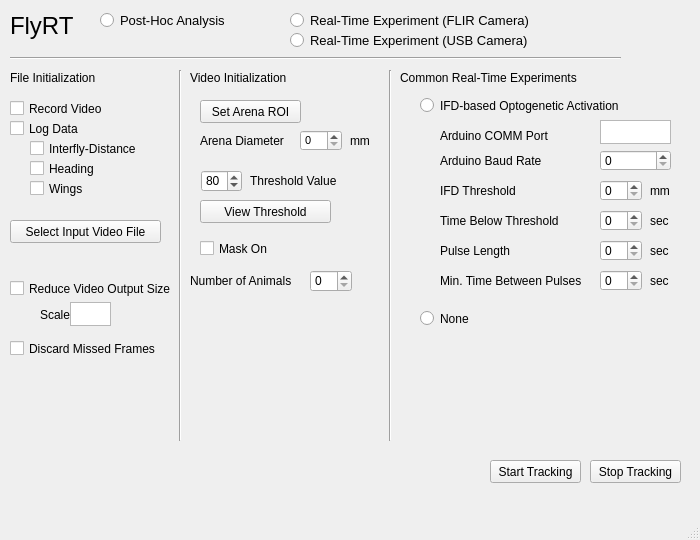
Above: FlyRT/FlyRT.ui from flybrains/FlyRT before the change. Below: the same form after it.
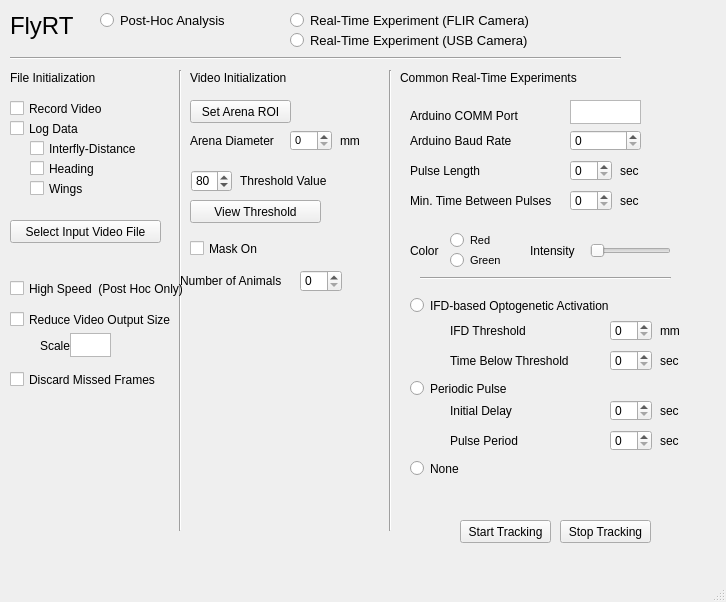
That is the form after the change.

Commit message: added periodic pulse arduino support

```diff
--- a/FlyRT/FlyRT.ui
+++ b/FlyRT/FlyRT.ui
@@ -6,8 +6,8 @@
    <rect>
     <x>0</x>
     <y>0</y>
-    <width>700</width>
-    <height>540</height>
+    <width>726</width>
+    <height>602</height>
    </rect>
   </property>
   <property name="sizePolicy">
@@ -35,7 +35,7 @@
    <widget class="QSpinBox" name="ThreshValueSpin">
     <property name="geometry">
      <rect>
-      <x>201</x>
+      <x>191</x>
       <y>170</y>
       <width>41</width>
       <height>22</height>
@@ -69,8 +69,8 @@
    <widget class="QPushButton" name="StartTrackingPB">
     <property name="geometry">
      <rect>
-      <x>490</x>
-      <y>460</y>
+      <x>460</x>
+      <y>520</y>
       <width>91</width>
       <height>23</height>
      </rect>
@@ -142,7 +142,7 @@
       <x>170</x>
       <y>70</y>
       <width>20</width>
-      <height>371</height>
+      <height>461</height>
      </rect>
     </property>
     <property name="orientation">
@@ -152,7 +152,7 @@
    <widget class="QLabel" name="label_2">
     <property name="geometry">
      <rect>
-      <x>250</x>
+      <x>240</x>
       <y>170</y>
       <width>131</width>
       <height>21</height>
@@ -171,7 +171,7 @@
    <widget class="QPushButton" name="SetArenaROIPB">
     <property name="geometry">
      <rect>
-      <x>200</x>
+      <x>190</x>
       <y>100</y>
       <width>101</width>
       <height>23</height>
@@ -190,7 +190,7 @@
    <widget class="QPushButton" name="ViewThresholdPB">
     <property name="geometry">
      <rect>
-      <x>200</x>
+      <x>190</x>
       <y>200</y>
       <width>131</width>
       <height>23</height>
@@ -228,8 +228,8 @@
    <widget class="QPushButton" name="StopTrackingPB">
     <property name="geometry">
      <rect>
-      <x>590</x>
-      <y>460</y>
+      <x>560</x>
+      <y>520</y>
       <width>91</width>
       <height>23</height>
      </rect>
@@ -363,7 +363,7 @@
     <property name="geometry">
      <rect>
       <x>420</x>
-      <y>100</y>
+      <y>110</y>
       <width>191</width>
       <height>16</height>
      </rect>
@@ -382,8 +382,8 @@
    <widget class="QRadioButton" name="IFDExperimentRadioButton">
     <property name="geometry">
      <rect>
-      <x>420</x>
-      <y>90</y>
+      <x>410</x>
+      <y>290</y>
       <width>211</width>
       <height>31</height>
      </rect>
@@ -404,8 +404,8 @@
    <widget class="QTextEdit" name="ArduinoCommText">
     <property name="geometry">
      <rect>
-      <x>600</x>
-      <y>120</y>
+      <x>570</x>
+      <y>100</y>
       <width>71</width>
       <height>24</height>
      </rect>
@@ -423,8 +423,8 @@
    <widget class="QSpinBox" name="baudRateSpin">
     <property name="geometry">
      <rect>
-      <x>600</x>
-      <y>150</y>
+      <x>570</x>
+      <y>130</y>
       <width>71</width>
       <height>21</height>
      </rect>
@@ -436,8 +436,8 @@
    <widget class="QLabel" name="ArduinoCommTextLabel">
     <property name="geometry">
      <rect>
-      <x>440</x>
-      <y>120</y>
+      <x>410</x>
+      <y>100</y>
       <width>151</width>
       <height>31</height>
      </rect>
@@ -449,8 +449,8 @@
    <widget class="QLabel" name="ArduinoBaudSpin">
     <property name="geometry">
      <rect>
-      <x>440</x>
-      <y>150</y>
+      <x>410</x>
+      <y>130</y>
       <width>101</width>
       <height>21</height>
      </rect>
@@ -462,7 +462,7 @@
    <widget class="QLabel" name="label_11">
     <property name="geometry">
      <rect>
-      <x>200</x>
+      <x>190</x>
       <y>130</y>
       <width>101</width>
       <height>21</height>
@@ -475,7 +475,7 @@
    <widget class="QSpinBox" name="ArenaDiameterSpin">
     <property name="geometry">
      <rect>
-      <x>300</x>
+      <x>290</x>
       <y>130</y>
       <width>42</width>
       <height>21</height>
@@ -535,8 +535,8 @@
    <widget class="QSpinBox" name="pulseLenSpin">
     <property name="geometry">
      <rect>
-      <x>600</x>
-      <y>240</y>
+      <x>570</x>
+      <y>160</y>
       <width>42</width>
       <height>21</height>
      </rect>
@@ -548,8 +548,8 @@
    <widget class="QLabel" name="ArduinoPulseSpin">
     <property name="geometry">
      <rect>
-      <x>440</x>
-      <y>240</y>
+      <x>410</x>
+      <y>160</y>
       <width>101</width>
       <height>21</height>
      </rect>
@@ -561,8 +561,8 @@
    <widget class="QLabel" name="label_13">
     <property name="geometry">
      <rect>
-      <x>650</x>
-      <y>240</y>
+      <x>620</x>
+      <y>160</y>
       <width>31</width>
       <height>21</height>
      </rect>
@@ -574,7 +574,7 @@
    <widget class="QLabel" name="label_14">
     <property name="geometry">
      <rect>
-      <x>350</x>
+      <x>340</x>
       <y>130</y>
       <width>31</width>
       <height>21</height>
@@ -587,8 +587,8 @@
    <widget class="QLabel" name="label_15">
     <property name="geometry">
      <rect>
-      <x>650</x>
-      <y>270</y>
+      <x>620</x>
+      <y>190</y>
       <width>31</width>
       <height>21</height>
      </rect>
@@ -600,8 +600,8 @@
    <widget class="QLabel" name="ArduinoPulseLockoutSpin">
     <property name="geometry">
      <rect>
-      <x>440</x>
-      <y>270</y>
+      <x>410</x>
+      <y>190</y>
       <width>161</width>
       <height>21</height>
      </rect>
@@ -613,8 +613,8 @@
    <widget class="QSpinBox" name="arduinoLockoutTimeSpin">
     <property name="geometry">
      <rect>
-      <x>600</x>
-      <y>270</y>
+      <x>570</x>
+      <y>190</y>
       <width>42</width>
       <height>21</height>
      </rect>
@@ -647,7 +647,7 @@
     <property name="geometry">
      <rect>
       <x>10</x>
-      <y>340</y>
+      <y>371</y>
       <width>181</width>
       <height>17</height>
      </rect>
@@ -666,7 +666,7 @@
     <property name="geometry">
      <rect>
       <x>10</x>
-      <y>280</y>
+      <y>311</y>
       <width>171</width>
       <height>17</height>
      </rect>
@@ -685,7 +685,7 @@
     <property name="geometry">
      <rect>
       <x>70</x>
-      <y>302</y>
+      <y>333</y>
       <width>41</width>
       <height>24</height>
      </rect>
@@ -706,7 +706,7 @@
     <property name="geometry">
      <rect>
       <x>40</x>
-      <y>299</y>
+      <y>330</y>
       <width>31</width>
       <height>31</height>
      </rect>
@@ -721,7 +721,7 @@
       <x>380</x>
       <y>70</y>
       <width>20</width>
-      <height>371</height>
+      <height>461</height>
      </rect>
     </property>
     <property name="orientation">
@@ -731,8 +731,8 @@
    <widget class="QRadioButton" name="NoRTERadioButton">
     <property name="geometry">
      <rect>
-      <x>420</x>
-      <y>310</y>
+      <x>410</x>
+      <y>460</y>
       <width>82</width>
       <height>17</height>
      </rect>
@@ -760,7 +760,7 @@
    <widget class="QSpinBox" name="NIndsSpin">
     <property name="geometry">
      <rect>
-      <x>310</x>
+      <x>300</x>
       <y>270</y>
       <width>42</width>
       <height>22</height>
@@ -770,7 +770,7 @@
    <widget class="QLabel" name="label_4">
     <property name="geometry">
      <rect>
-      <x>190</x>
+      <x>180</x>
       <y>270</y>
       <width>121</width>
       <height>21</height>
@@ -783,7 +783,7 @@
    <widget class="QCheckBox" name="MaskOnCheck">
     <property name="geometry">
      <rect>
-      <x>200</x>
+      <x>190</x>
       <y>240</y>
       <width>101</width>
       <height>17</height>
@@ -802,8 +802,8 @@
    <widget class="QLabel" name="ArduinoPulseSpin_2">
     <property name="geometry">
      <rect>
-      <x>440</x>
-      <y>180</y>
+      <x>450</x>
+      <y>320</y>
       <width>101</width>
       <height>21</height>
      </rect>
@@ -815,8 +815,8 @@
    <widget class="QLabel" name="label_16">
     <property name="geometry">
      <rect>
-      <x>650</x>
-      <y>180</y>
+      <x>660</x>
+      <y>320</y>
       <width>31</width>
       <height>21</height>
      </rect>
@@ -828,8 +828,8 @@
    <widget class="QSpinBox" name="IFDThreshSpin">
     <property name="geometry">
      <rect>
-      <x>600</x>
-      <y>180</y>
+      <x>610</x>
+      <y>320</y>
       <width>42</width>
       <height>21</height>
      </rect>
@@ -862,8 +862,8 @@
    <widget class="QLabel" name="ArduinoPulseSpin_3">
     <property name="geometry">
      <rect>
-      <x>440</x>
-      <y>210</y>
+      <x>450</x>
+      <y>350</y>
       <width>121</width>
       <height>21</height>
      </rect>
@@ -875,8 +875,8 @@
    <widget class="QSpinBox" name="TimeBelowIFDThreshSpin">
     <property name="geometry">
      <rect>
-      <x>600</x>
-      <y>210</y>
+      <x>610</x>
+      <y>350</y>
       <width>42</width>
       <height>21</height>
      </rect>
@@ -888,8 +888,209 @@
    <widget class="QLabel" name="label_17">
     <property name="geometry">
      <rect>
-      <x>650</x>
-      <y>210</y>
+      <x>660</x>
+      <y>350</y>
+      <width>31</width>
+      <height>21</height>
+     </rect>
+    </property>
+    <property name="text">
+     <string>sec</string>
+    </property>
+   </widget>
+   <widget class="QCheckBox" name="multiCheck">
+    <property name="geometry">
+     <rect>
+      <x>10</x>
+      <y>280</y>
+      <width>201</width>
+      <height>17</height>
+     </rect>
+    </property>
+    <property name="font">
+     <font>
+      <weight>50</weight>
+      <bold>false</bold>
+     </font>
+    </property>
+    <property name="text">
+     <string>High Speed  (Post Hoc Only)</string>
+    </property>
+   </widget>
+   <widget class="QRadioButton" name="PeriodicPulseRTERadioButton">
+    <property name="geometry">
+     <rect>
+      <x>410</x>
+      <y>380</y>
+      <width>111</width>
+      <height>17</height>
+     </rect>
+    </property>
+    <property name="text">
+     <string>Periodic Pulse</string>
+    </property>
+    <attribute name="buttonGroup">
+     <string notr="true">RTExperimentButtonGroup</string>
+    </attribute>
+   </widget>
+   <widget class="QRadioButton" name="RTERedRadioButton">
+    <property name="geometry">
+     <rect>
+      <x>450</x>
+      <y>230</y>
+      <width>51</width>
+      <height>21</height>
+     </rect>
+    </property>
+    <property name="font">
+     <font>
+      <pointsize>8</pointsize>
+     </font>
+    </property>
+    <property name="text">
+     <string>Red</string>
+    </property>
+   </widget>
+   <widget class="QRadioButton" name="RTEGreenRadioButton">
+    <property name="geometry">
+     <rect>
+      <x>450</x>
+      <y>250</y>
+      <width>51</width>
+      <height>21</height>
+     </rect>
+    </property>
+    <property name="font">
+     <font>
+      <pointsize>8</pointsize>
+     </font>
+    </property>
+    <property name="text">
+     <string>Green</string>
+    </property>
+   </widget>
+   <widget class="QLabel" name="label_8">
+    <property name="geometry">
+     <rect>
+      <x>410</x>
+      <y>230</y>
+      <width>47</width>
+      <height>41</height>
+     </rect>
+    </property>
+    <property name="text">
+     <string>Color</string>
+    </property>
+   </widget>
+   <widget class="QLabel" name="label_9">
+    <property name="geometry">
+     <rect>
+      <x>530</x>
+      <y>230</y>
+      <width>51</width>
+      <height>41</height>
+     </rect>
+    </property>
+    <property name="text">
+     <string>Intensity</string>
+    </property>
+   </widget>
+   <widget class="QSlider" name="intensitySlider">
+    <property name="geometry">
+     <rect>
+      <x>590</x>
+      <y>240</y>
+      <width>81</width>
+      <height>22</height>
+     </rect>
+    </property>
+    <property name="orientation">
+     <enum>Qt::Horizontal</enum>
+    </property>
+   </widget>
+   <widget class="Line" name="line_4">
+    <property name="geometry">
+     <rect>
+      <x>420</x>
+      <y>270</y>
+      <width>251</width>
+      <height>16</height>
+     </rect>
+    </property>
+    <property name="orientation">
+     <enum>Qt::Horizontal</enum>
+    </property>
+   </widget>
+   <widget class="QLabel" name="ArduinoPulseSpin_4">
+    <property name="geometry">
+     <rect>
+      <x>450</x>
+      <y>400</y>
+      <width>101</width>
+      <height>21</height>
+     </rect>
+    </property>
+    <property name="text">
+     <string>Initial Delay</string>
+    </property>
+   </widget>
+   <widget class="QSpinBox" name="RTPeriodicPulseSpin">
+    <property name="geometry">
+     <rect>
+      <x>610</x>
+      <y>430</y>
+      <width>42</width>
+      <height>21</height>
+     </rect>
+    </property>
+    <property name="maximum">
+     <number>1000</number>
+    </property>
+   </widget>
+   <widget class="QLabel" name="label_18">
+    <property name="geometry">
+     <rect>
+      <x>660</x>
+      <y>430</y>
+      <width>31</width>
+      <height>21</height>
+     </rect>
+    </property>
+    <property name="text">
+     <string>sec</string>
+    </property>
+   </widget>
+   <widget class="QSpinBox" name="RTPeriodicDelaySpin">
+    <property name="geometry">
+     <rect>
+      <x>610</x>
+      <y>400</y>
+      <width>42</width>
+      <height>21</height>
+     </rect>
+    </property>
+    <property name="maximum">
+     <number>1000</number>
+    </property>
+   </widget>
+   <widget class="QLabel" name="RTPeriodicPeriodSpin">
+    <property name="geometry">
+     <rect>
+      <x>450</x>
+      <y>430</y>
+      <width>121</width>
+      <height>21</height>
+     </rect>
+    </property>
+    <property name="text">
+     <string>Pulse Period</string>
+    </property>
+   </widget>
+   <widget class="QLabel" name="label_19">
+    <property name="geometry">
+     <rect>
+      <x>660</x>
+      <y>400</y>
       <width>31</width>
       <height>21</height>
      </rect>
```
Left out of the diff: 4 changed lines with no effect on the pictures. The commit also changes 12 other files.
